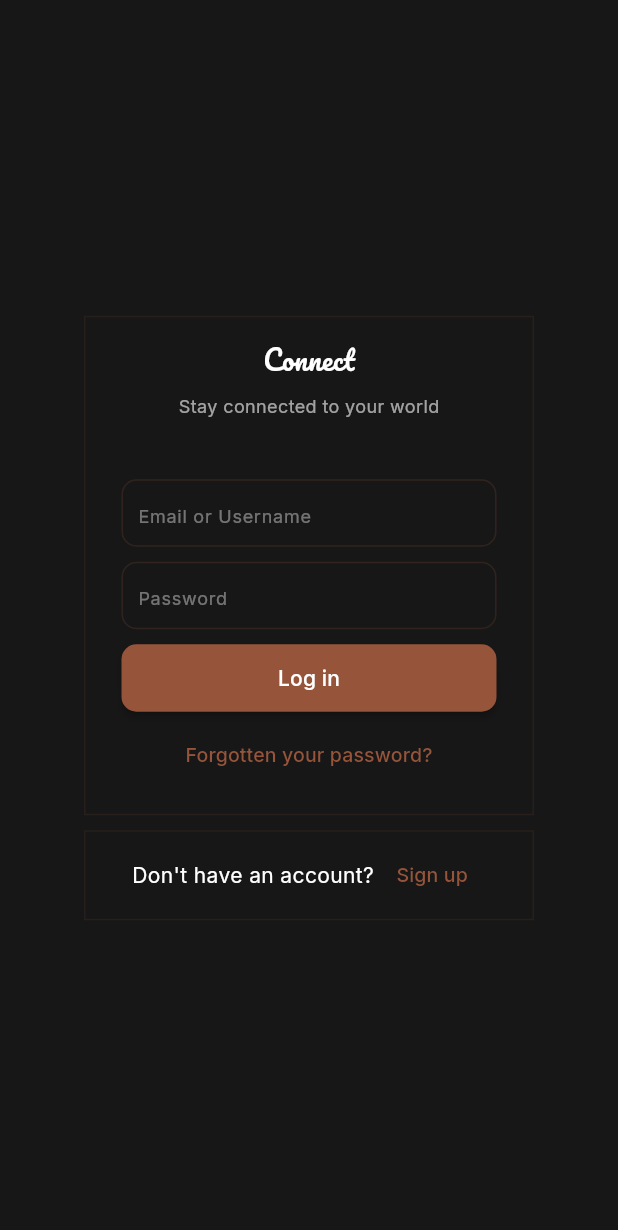
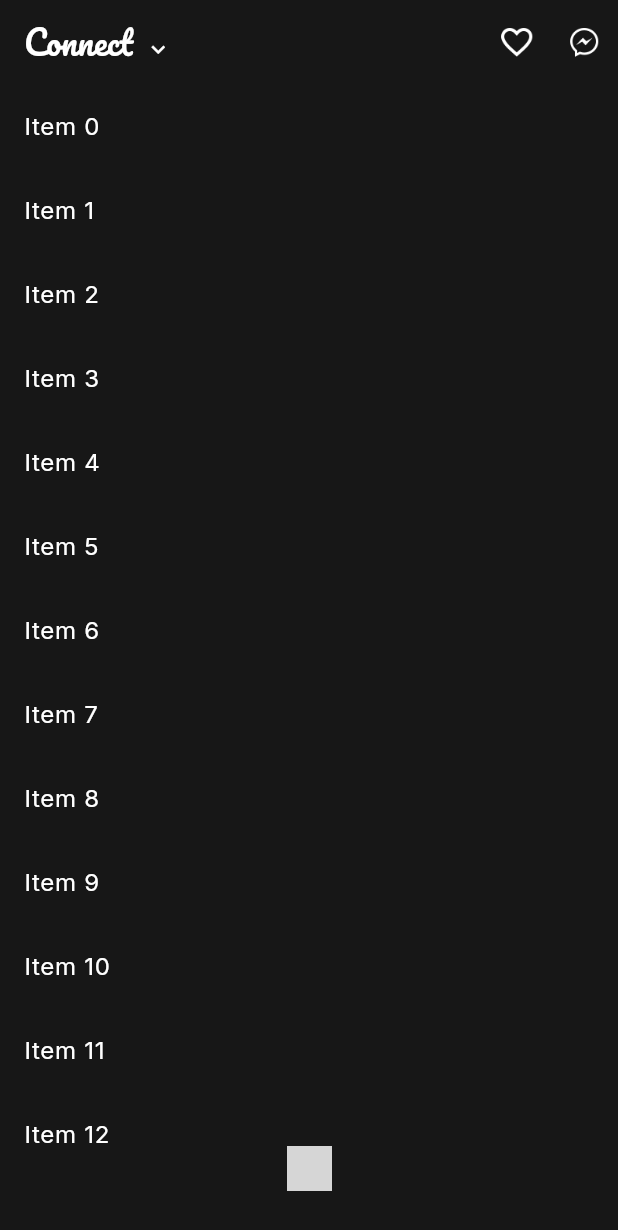
Before and after one commit to turt5/connect, a Flutter app: the screen it shows after launch, after a tap on "Log in", on a phone screen of 412 x 824 dp. Shown: the top 1230 px of the screen. Run offline on Flutter 3.47's test engine with Material 3 defaults, Android fonts, the phone set to English and light mode, and no system bars; our stand-ins replace google_fonts; grey boxes are pictures that could not be loaded.

Commit message:
home page template

```diff
--- /dev/null
+++ b/lib/features/home/view/pages/_homepage.dart
@@ -0,0 +1,173 @@
+import 'package:flutter/material.dart';
+import 'package:google_fonts/google_fonts.dart';
+
+class HomePage extends StatelessWidget {
+  const HomePage({super.key});
+
+  @override
+  Widget build(BuildContext context) {
+    final theme = Theme.of(context).colorScheme;
+    return Scaffold(
+      backgroundColor: theme.tertiary,
+      body: SafeArea(
+        child: Column(
+          children: [
+            Expanded(
+              child: CustomScrollView(
+                slivers: [
+                  SliverAppBar(
+                    backgroundColor: theme.tertiary,
+                    floating: true,
+                    pinned: false,
+                    elevation: 0,
+                    surfaceTintColor: theme.tertiary,
+                    snap: true,
+                    centerTitle: false,
+                    title: Row(
+                      children: [
+                        Text(
+                          'Connect',
+                          style: GoogleFonts.pacifico(
+                              fontSize: 22, color: theme.onTertiary),
+                        ),
+                        const SizedBox(
+                          width: 8,
+                        ),
+                        Transform.translate(
+                            offset: Offset(0, 5),
+                            child: Icon(
+                              Icons.keyboard_arrow_down,
+                              color: theme.onTertiary,
+                              size: 18,
+                            ))
+                      ],
+                    ),
+                    leading: null,
+                    actions: [
+                      Container(
+                        margin: EdgeInsets.only(right: 10),
+                        child: Row(
+                          children: [
+                            CustomAction(
+                                assetUrl:
+                                    'assets/icons/icons8-favourite-48.png',
+                                size: Size(25, 25),
+                                color: theme.onTertiary,
+                                onTap: () {}),
+                            const SizedBox(
+                              width: 20,
+                            ),
+                            CustomAction(
+                                assetUrl:
+                                    'assets/icons/icons8-messenger-48.png',
+                                size: Size(25, 25),
+                                color: theme.onTertiary,
+                                onTap: () {}),
+                          ],
+                        ),
+                      )
+                    ], // Ensures no extra buttons are added
+                    automaticallyImplyLeading:
+                        false, // Prevents any default leading widget
+                  ),
+                  SliverList(
+                    delegate: SliverChildBuilderDelegate(
+                      (context, index) => ListTile(
+                        title: Text(
+                          'Item $index',
+                          style: TextStyle(color: theme.onTertiary),
+                        ),
+                      ),
+                      childCount: 50, // Example number of items
+                    ),
+                  ),
+                ],
+              ),
+            ),
+            CustomBottomNav()
+          ],
+        ),
+      ),
+    );
+  }
+}
+
+class CustomBottomNav extends StatelessWidget {
+  const CustomBottomNav({super.key});
+
+  @override
+  Widget build(BuildContext context) {
+    return Container(
+      height: 60,
+      child: Row(
+        mainAxisAlignment: MainAxisAlignment.center,
+        children: [
+          CustomBottomNavItem(
+              onTap: () {},
+              size: Size(30, 30),
+              assetUrl: "assets/icons/icon8-home-48.png",
+              scale: 1)
+        ],
+      ),
+    );
+  }
+}
+
+class CustomBottomNavItem extends StatelessWidget {
+  const CustomBottomNavItem(
+      {super.key,
+      required this.onTap,
+      required this.size,
+      required this.assetUrl,
+      required this.scale});
+
+  final VoidCallback onTap;
+  final Size size;
+  final String assetUrl;
+  final double scale;
+
+  @override
+  Widget build(BuildContext context) {
+    return GestureDetector(
+      onTap: () {},
+      child: Column(
+        children: [
+          Image.asset(
+            assetUrl,
+            width: size.width,
+            height: size.height,
+            fit: BoxFit.contain,
+            scale: scale,
+          ),
+        ],
+      ),
+    );
+  }
+}
+
+class CustomAction extends StatelessWidget {
+  const CustomAction(
+      {super.key,
+      required this.assetUrl,
+      required this.size,
+      required this.color,
+      required this.onTap});
+  final String assetUrl;
+  final Size size;
+  final Color color;
+  final VoidCallback onTap;
+
+  @override
+  Widget build(BuildContext context) {
+    return GestureDetector(
+      onTap: onTap,
+      child: Image.asset(
+        assetUrl,
+        color: color,
+        width: size.width,
+        height: size.height,
+        fit: BoxFit.contain,
+      ),
+    );
+  }
+}
--- a/lib/features/login/view/pages/_login.dart
+++ b/lib/features/login/view/pages/_login.dart
@@ -1,4 +1,5 @@
 import 'package:connect/features/forgotpass/view/pages/_forgotpass.dart';
+import 'package:connect/features/home/view/pages/_homepage.dart';
 import 'package:connect/features/register/view/pages/_signup.dart';
 import 'package:flutter/material.dart';
 import 'package:google_fonts/google_fonts.dart';
@@ -73,7 +74,9 @@ class LoginPage extends StatelessWidget {
                         label: "Log in",
                         color: theme.primary,
                         labelColor: theme.onPrimary,
-                        onTap: () {},
+                        onTap: () {
+                          Navigator.push(context, MaterialPageRoute(builder: (context)=>HomePage()));
+                        },
                         elevation: 2),
                     const SizedBox(
                       height: 5,
--- a/lib/main.dart
+++ b/lib/main.dart
@@ -14,6 +14,10 @@ class MyApp extends StatelessWidget {
   Widget build(BuildContext context) {
     final theme = Theme.of(context).colorScheme;
 
+    SystemChrome.setSystemUIOverlayStyle(const SystemUiOverlayStyle(
+        systemNavigationBarColor: Colors.white,
+        systemNavigationBarIconBrightness: Brightness.dark,));
+
     return MaterialApp(
       theme: AppTheme.getTheme(),
       debugShowCheckedModeBanner: false,
```
Also changed, not shown: assets/icons/icons8-add-48.png (added), assets/icons/icons8-add-50.png (added), assets/icons/icons8-favourite-48.png (added), assets/icons/icons8-home-48 (1).png (added), assets/icons/icons8-home-48.png (added), assets/icons/icons8-male-user-48 (1).png (added), assets/icons/icons8-male-user-48.png (added), assets/icons/icons8-messenger-48.png (added), assets/icons/icons8-search-48 (1).png (added), assets/icons/icons8-search-48.png (added).
